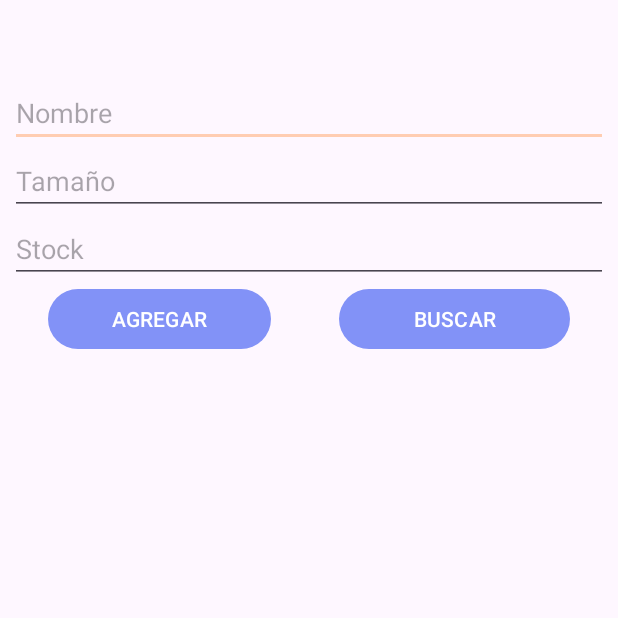
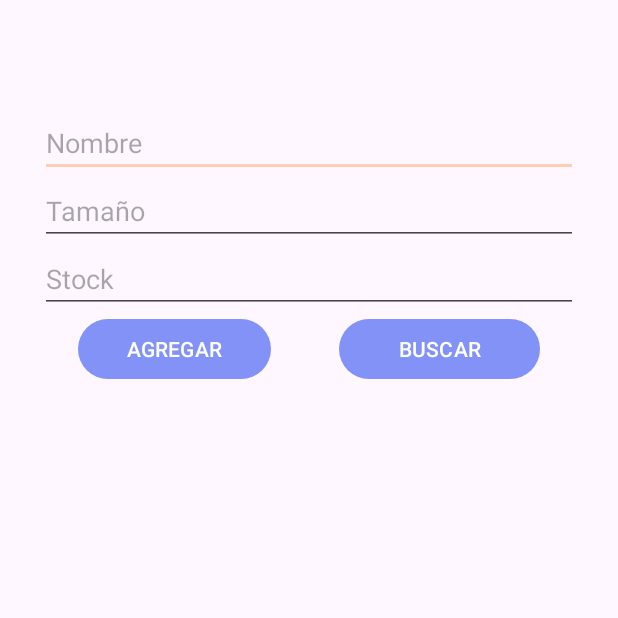
Before and after one commit to SebastianCG19/ProyectoFinalDAM, an Android app: the UserDestino screen opened directly, with no data from a screen before it, on a phone screen of 412 x 824 dp, the top half of it. Run offline under Robolectric (Android 15) with nearby library versions, the phone set to English and light mode, and no system bars.

Commit message:
redireccion del cursor en credenciales erroneas

```diff
--- a/app/src/main/java/com/example/proyectofinaldam/MainActivity.kt
+++ b/app/src/main/java/com/example/proyectofinaldam/MainActivity.kt
@@ -32,13 +32,16 @@ class MainActivity : AppCompatActivity() {
                 Toast.makeText(this, "Por favor, completa todos los campos", Toast.LENGTH_SHORT).show()
             } else {
                 // Validar las credenciales
-                if (user == "pepa" && password == "pepita1") {
+                if (user == "user" && password == "123") {
                     // Crear la sesión y redirigir a UserDestino
                     UtilsSharePreferences.createSession(this)
                     startActivity(Intent(this, UserDestino::class.java).addFlags(Intent.FLAG_ACTIVITY_NEW_TASK or Intent.FLAG_ACTIVITY_CLEAR_TASK))
                 } else {
                     // Mostrar error de credenciales
                     Toast.makeText(this, "Error en las credenciales", Toast.LENGTH_SHORT).show()
+                    binding.etUser.setText("")
+                    binding.etPassword.setText("")
+                    binding.etUser.requestFocus()
                 }
             }
         }
--- a/app/src/main/res/layout/activity_user_destino.xml
+++ b/app/src/main/res/layout/activity_user_destino.xml
@@ -13,12 +13,14 @@
         android:orientation="vertical"
         app:layout_constraintBottom_toBottomOf="parent"
         app:layout_constraintEnd_toEndOf="parent"
+        app:layout_constraintHorizontal_bias="0.49"
         app:layout_constraintStart_toStartOf="parent"
         app:layout_constraintTop_toTopOf="parent">
 
         <LinearLayout
             android:layout_width="match_parent"
             android:layout_height="wrap_content"
+            android:layout_margin="20dp"
             android:orientation="horizontal">
 
             <LinearLayout
```
Also changed, not shown: app/src/main/java/com/example/proyectofinaldam/model/Almohadas.kt (+6 -1 lines).
